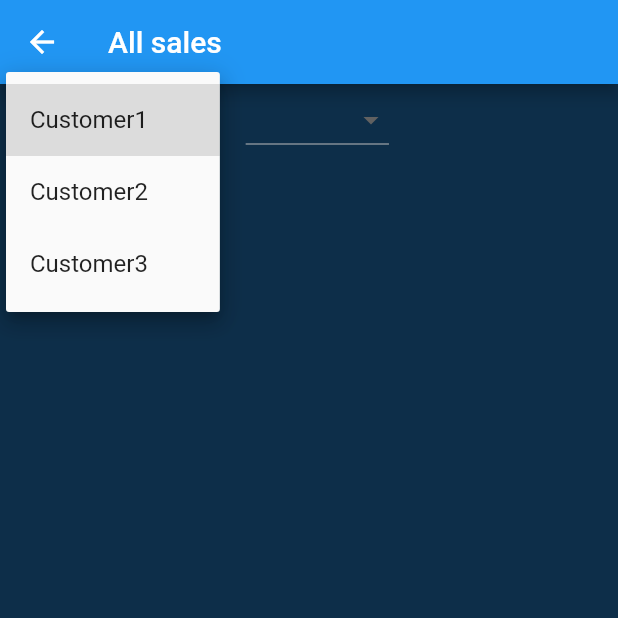
After one commit to AlmahmudiAnas/POS_App, a Flutter app: the AllSales screen opened by its route, after a tap on the "arrow drop down" icon, on a phone screen of 412 x 824 dp, the top half of it. The commit adds this screen. Run offline on Flutter 3.47's test engine with Material 2 defaults, Android fonts, the phone set to English and light mode, and no system bars; our stand-ins replace flutter_otp_text_field; missing offline and left inert: dart:js.

Commit message:
All sales screen

```diff
--- /dev/null
+++ b/lib/Screens/All Sales/all_sales.dart
@@ -0,0 +1,70 @@
+import 'package:flutter/material.dart';
+import 'package:pos_application/Modul/customer_list.dart';
+
+class AllSales extends StatefulWidget {
+  AllSales({super.key});
+  static String routeName = "All sales";
+
+  @override
+  State<AllSales> createState() => _AllSalesState();
+}
+
+class _AllSalesState extends State<AllSales> {
+  List<DropdownMenuItem<dynamic>>? customernames = [
+    DropdownMenuItem(child: Text("Customer1"), value: "Customer1"),
+    DropdownMenuItem(child: Text("Customer2"), value: "Customer2"),
+    DropdownMenuItem(child: Text("Customer3"), value: "Customer3"),
+  ];
+
+  List<DropdownMenuItem<dynamic>>? datesList = [
+    DropdownMenuItem(child: Text("Today"), value: "Today"),
+    DropdownMenuItem(child: Text("Yesterday"), value: "Yesterday"),
+    DropdownMenuItem(child: Text("This week"), value: "This week"),
+  ];
+
+  String selectedCustomerValue = "All clients";
+  String selectedDateValue = "All Dates";
+
+  @override
+  Widget build(BuildContext context) {
+    Size size = MediaQuery.of(context).size;
+    return Scaffold(
+      appBar: AppBar(
+        title: Text("All sales"),
+      ),
+      backgroundColor: Color.fromARGB(255, 13, 46, 73),
+      body: SingleChildScrollView(
+        child: Column(
+          children: [
+            Padding(
+              padding: const EdgeInsets.symmetric(horizontal: 20),
+              child: Row(
+                children: [
+                  DropdownButton(
+                    items: customernames,
+                    value: selectedCustomerValue,
+                    onChanged: (newValue) {
+                      setState(() {
+                        selectedCustomerValue = newValue!;
+                      });
+                    },
+                  ),
+                  SizedBox(width: size.width * 0.1),
+                  DropdownButton(
+                    items: datesList,
+                    value: selectedDateValue,
+                    onChanged: (newValue) {
+                      setState(() {
+                        selectedDateValue = newValue!;
+                      });
+                    },
+                  ),
+                ],
+              ),
+            ),
+          ],
+        ),
+      ),
+    );
+  }
+}
--- a/lib/Screens/Customers/new_client.dart
+++ b/lib/Screens/Customers/new_client.dart
@@ -48,7 +48,7 @@ class NewClient extends StatelessWidget {
               onPressed: () {
                 customerDemo.add(
                   Customer(
-                    imageURL: "image url",
+                    imageURL: "images/blank-profile-photo.jpeg",
                     cName: _customerName.text,
                     cDebt: 0,
                     cPhoneNumber: int.parse(_customerNumber.text),
--- a/lib/routes.dart
+++ b/lib/routes.dart
@@ -1,6 +1,7 @@
 import 'dart:js';
 
 import 'package:flutter/material.dart';
+import 'package:pos_application/Screens/All%20Sales/all_sales.dart';
 import 'package:pos_application/Screens/Auth%20Screens/login_screen.dart';
 import 'package:pos_application/Screens/Auth%20Screens/sign-up_screen.dart';
 import 'package:pos_application/Screens/Customers/all_customers.dart';
@@ -24,4 +25,5 @@ final Map<String, WidgetBuilder> routes = {
   EditProduct.routeName: (context) => EditProduct(),
   CustomersScreen.routeName: (context) => CustomersScreen(),
   NewClient.routeName: (context) => NewClient(),
+  AllSales.routeName:(context) => AllSales(),
 };
```
Also changed, not shown: lib/My Widgets/my_separator.dart (added, +36 -0 lines).
